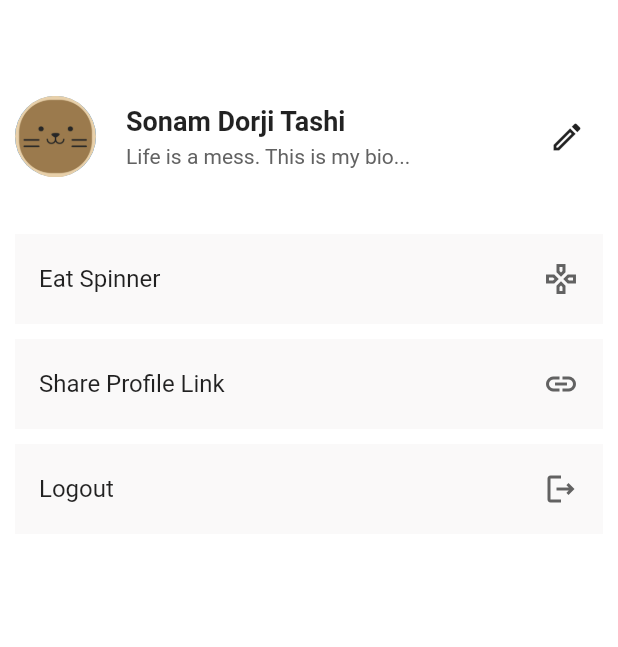
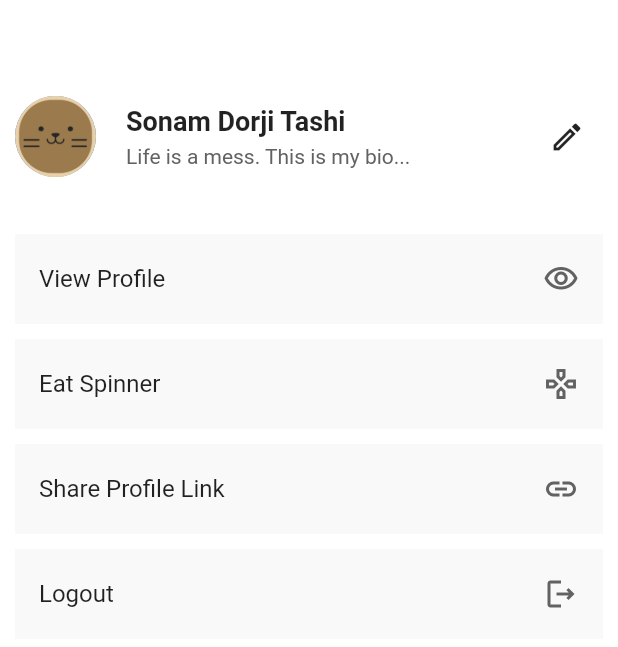
Before and after one commit to cybertronbaka/eatspinner, a Flutter app: the ProfileMenuPage screen opened by its route, on a phone screen of 412 x 824 dp. Shown: the top 647 px of the screen. Run offline on Flutter 3.47's test engine with Material 2 defaults, Android fonts, the phone set to English and light mode, and no system bars; our stand-ins replace copy_with_extension, flutter_dotenv, flutter_fortune_wheel, flutter_map, flutter_rating_stars, flutter_svg and 8 more; accounts and stored records are empty.

Commit message:
chore(ui): Add view Profile Button

```diff
--- a/lib/pages/profile_menu_page.dart
+++ b/lib/pages/profile_menu_page.dart
@@ -16,6 +16,11 @@ class ProfileMenuPage extends StatelessWidget{
             children: [
               const ProfileCard(),
               const SizedBox(height: 10),
+              ProfileMenuItem(
+                title: 'View Profile',
+                icon: const Icon(Icons.visibility_outlined, color: Color(0xFF626262)),
+                onTap: (){},
+              ),
               ProfileMenuItem(
                 title: 'Eat Spinner',
                 icon: const Icon(Icons.gamepad_outlined, color: Color(0xFF626262)),
```
